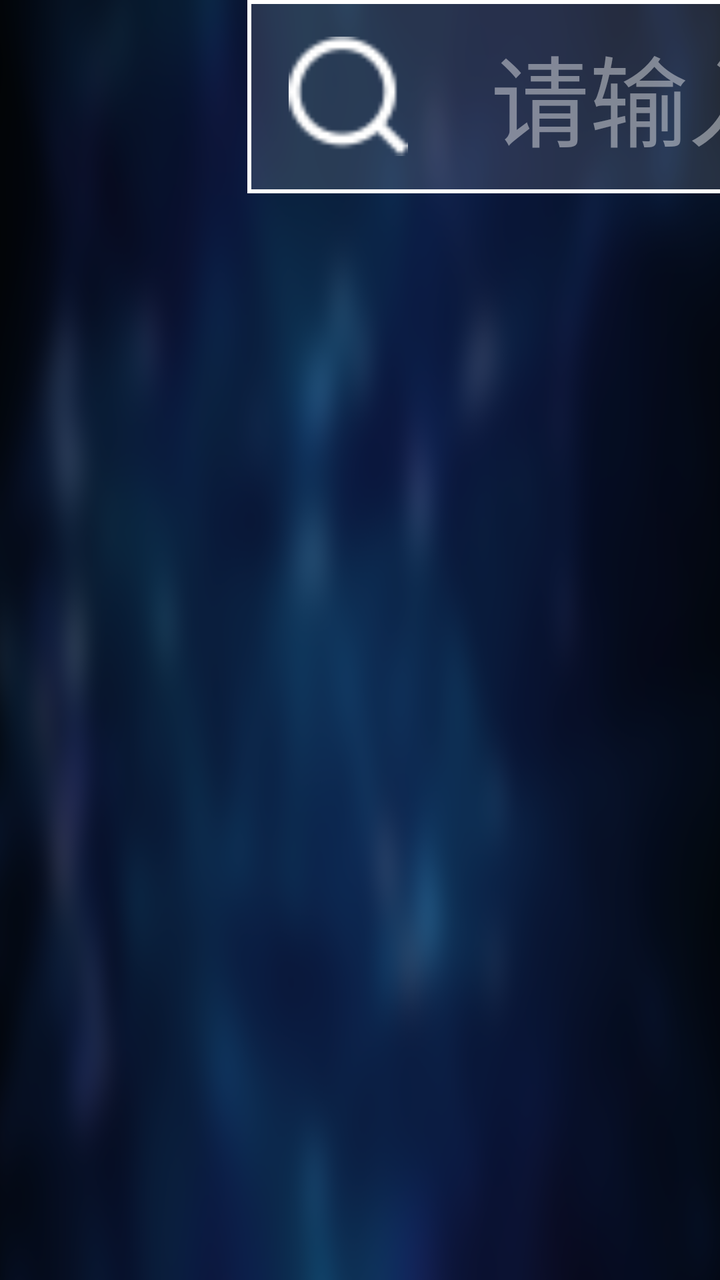
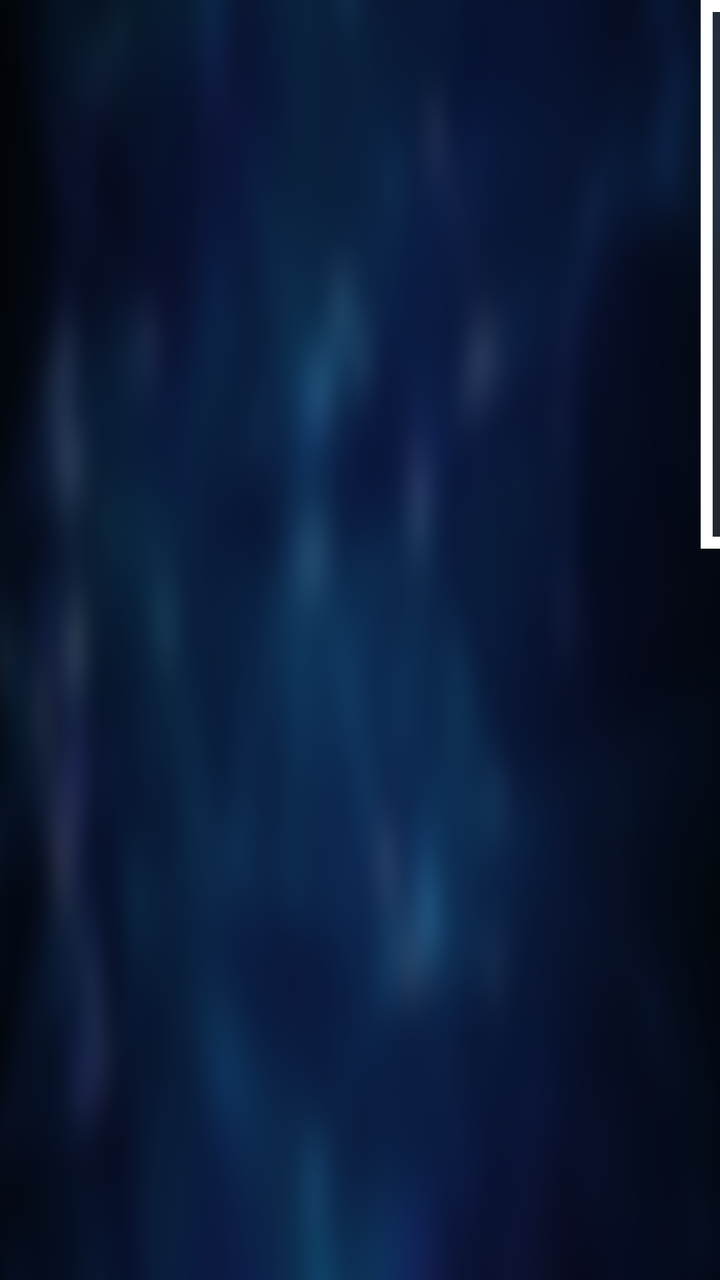

Before-and-after screenshots of an Android layout around one commit, followed by the original layout XML and the change that was made.
<!-- AndroidManifest.xml: application theme AppTheme.NoActionBar -->
<!-- res/layout/keyboard_layout.xml -->
<?xml version="1.0" encoding="utf-8"?>
<FrameLayout xmlns:android="http://schemas.android.com/apk/res/android"
    android:layout_width="428pt"
    android:layout_height="match_parent"
    android:paddingLeft="60pt">

    <LinearLayout
        android:layout_width="322pt"
        android:layout_height="47pt"
        android:background="@drawable/search_box"
        android:gravity="center_vertical"
        android:orientation="horizontal">

        <ImageView
            android:layout_width="29pt"
            android:layout_height="29pt"
            android:layout_marginLeft="10pt"
            android:src="@drawable/search_icon" />

        <TextView
            android:id="@+id/search"
            android:layout_width="match_parent"
            android:layout_height="match_parent"
            android:layout_marginLeft="20pt"
            android:layout_marginRight="10pt"
            android:gravity="center_vertical"
            android:hint="请输入"
            android:maxLines="1"
            android:textColor="@android:color/white"
            android:textColorHint="#6CFFFFFF"
            android:textSize="24pt" />
    </LinearLayout>

    <androidx.recyclerview.widget.RecyclerView
        android:id="@+id/mRecyclerView"
        android:layout_width="342pt"
        android:layout_height="394pt"
        android:layout_marginTop="70pt" />

    <TextView
        android:id="@+id/hint"
        android:layout_width="322pt"
        android:layout_height="wrap_content"
        android:layout_marginTop="464pt"
        android:lineSpacingMultiplier="1.4"
        android:textColor="@android:color/white"
        android:textSize="18pt" />
</FrameLayout>
<!-- resources referenced by this layout -->
<resources>
  <!-- drawable search_box (drawable) -->
  <?xml version="1.0" encoding="utf-8"?>
  <shape xmlns:android="http://schemas.android.com/apk/res/android">
      <solid android:color="#20ffffff" />
      <stroke
          android:width="1pt"
          android:color="@android:color/white" />
  </shape>
  <!-- drawable search_icon: png bitmap (drawable-xhdpi, 2220 bytes) -->
  <style name="AppTheme.NoActionBar">
          <item name="android:windowActionBar">false</item>
          <item name="android:windowNoTitle">true</item>
          <item name="windowActionBar">false</item>
          <item name="android:windowFullscreen">true</item>//全屏即无通知栏
          <item name="android:windowContentOverlay">@null</item>//是否有遮盖
          <item name="windowNoTitle">true</item>
          <item name="android:keepScreenOn">true</item>
          
          <item name="android:windowBackground">@drawable/vod_thumb</item>
      </style>
  <!-- drawable vod_thumb: png bitmap (drawable-xhdpi, 198620 bytes) -->
</resources>

<!-- the commit's change to res/layout/keyboard_layout.xml (unified diff, before → after) -->
@@ -1,48 +1,48 @@
 <?xml version="1.0" encoding="utf-8"?>
 <FrameLayout xmlns:android="http://schemas.android.com/apk/res/android"
-    android:layout_width="428pt"
+    android:layout_width="428mm"
     android:layout_height="match_parent"
-    android:paddingLeft="60pt">
+    android:paddingLeft="60mm">
 
     <LinearLayout
-        android:layout_width="322pt"
-        android:layout_height="47pt"
+        android:layout_width="322mm"
+        android:layout_height="47mm"
         android:background="@drawable/search_box"
         android:gravity="center_vertical"
         android:orientation="horizontal">
 
         <ImageView
-            android:layout_width="29pt"
-            android:layout_height="29pt"
-            android:layout_marginLeft="10pt"
+            android:layout_width="29mm"
+            android:layout_height="29mm"
+            android:layout_marginLeft="10mm"
             android:src="@drawable/search_icon" />
 
         <TextView
             android:id="@+id/search"
             android:layout_width="match_parent"
             android:layout_height="match_parent"
-            android:layout_marginLeft="20pt"
-            android:layout_marginRight="10pt"
+            android:layout_marginLeft="20mm"
+            android:layout_marginRight="10mm"
             android:gravity="center_vertical"
             android:hint="请输入"
             android:maxLines="1"
             android:textColor="@android:color/white"
             android:textColorHint="#6CFFFFFF"
-            android:textSize="24pt" />
+            android:textSize="24mm" />
     </LinearLayout>
 
     <androidx.recyclerview.widget.RecyclerView
         android:id="@+id/mRecyclerView"
-        android:layout_width="342pt"
-        android:layout_height="394pt"
-        android:layout_marginTop="70pt" />
+        android:layout_width="342mm"
+        android:layout_height="394mm"
+        android:layout_marginTop="70mm" />
 
     <TextView
         android:id="@+id/hint"
-        android:layout_width="322pt"
+        android:layout_width="322mm"
         android:layout_height="wrap_content"
-        android:layout_marginTop="464pt"
+        android:layout_marginTop="464mm"
         android:lineSpacingMultiplier="1.4"
         android:textColor="@android:color/white"
-        android:textSize="18pt" />
+        android:textSize="18mm" />
 </FrameLayout>
<!-- resource entries referenced after the edit -->
@@ -5,7 +5,7 @@
   <shape xmlns:android="http://schemas.android.com/apk/res/android">
       <solid android:color="#20ffffff" />
       <stroke
-          android:width="1pt"
+          android:width="1mm"
           android:color="@android:color/white" />
   </shape>
   <!-- drawable search_icon: png bitmap (drawable-xhdpi, 2220 bytes) -->
